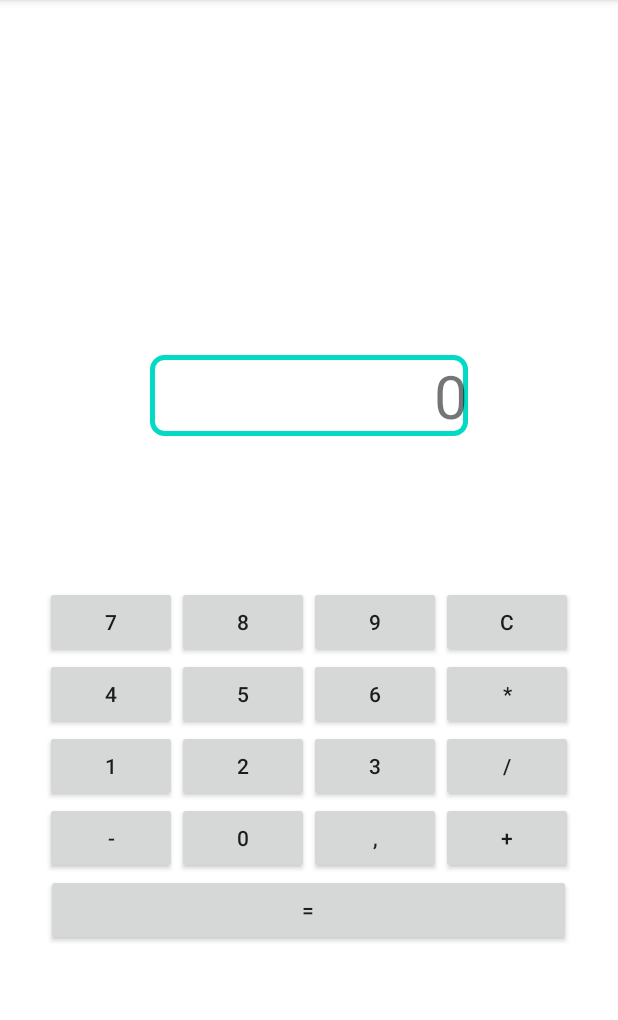
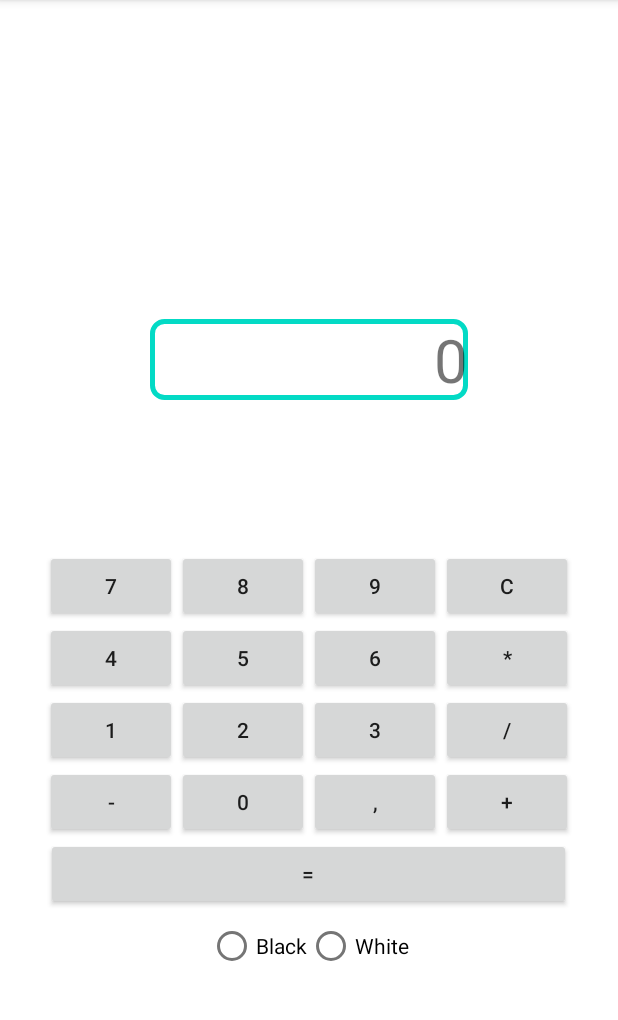
Before and after one commit to Chelt0n/gb_lessons, an Android app: the screen it shows after launch (MainActivity), after a tap on "CALCULATE", on a phone screen of 412 x 824 dp, the part 84-1104 px from its top. Run offline under Robolectric (Android 15) with nearby library versions, the phone set to English and light mode, and no system bars.

Commit message:
С помощью костылей добавил темы для всех активити интент-фильтр крашит у меня весь манифест завтра доделаю"

```diff
--- a/app/src/main/java/com/example/calculate/MainActivity.java
+++ b/app/src/main/java/com/example/calculate/MainActivity.java
@@ -8,11 +8,16 @@ import android.content.SharedPreferences;
 import android.os.Bundle;
 import android.view.View;
 import android.widget.Button;
+import android.widget.RadioButton;
 import android.widget.TextView;
 
 
-public class MainActivity extends AppCompatActivity implements View.OnClickListener {
+public class MainActivity extends AppCompatActivity implements View.OnClickListener  {
     static String TAG = "Counters";
+    final static int whiteTheme = 1;
+    final static int blackTheme = 2;
+    static final String KEY_SP = "sp";
+    static final String KEY_CURRENT_THEME = "current_theme";
 
     TextView textView;
     Button zero;
@@ -26,6 +31,8 @@ public class MainActivity extends AppCompatActivity implements View.OnClickListe
     Button eight;
     Button nine;
     Counters counters;
+    RadioButton whiteButton;
+    RadioButton blackButton;
 
     @Override
     protected void onCreate(Bundle savedInstanceState) {
@@ -33,17 +40,28 @@ public class MainActivity extends AppCompatActivity implements View.OnClickListe
         setTheme(getRealStyle(getCurrentTheme()));
         setContentView(R.layout.activity_main);
         initView();
+        theme();
         initListener();
         counters = new Counters();
 
     }
 
+    private void theme() {
+        switch (getCurrentTheme()) {
+            case 1:
+                whiteButton.setChecked(true);
+                break;
+            case 2:
+                blackButton.setChecked(true);
+                break;
+        }
+    }
 
     private int getRealStyle(int currentTheme) {
         switch (currentTheme) {
-            case Settings.whiteTheme:
+            case whiteTheme:
                 return R.style.whiteTheme;
-            case Settings.blackTheme:
+            case blackTheme:
                 return R.style.blackTheme;
 
             default:
@@ -51,12 +69,25 @@ public class MainActivity extends AppCompatActivity implements View.OnClickListe
         }
     }
 
+    private void setCurrentTheme(int currentTheme) {
+        SharedPreferences sharedPreferences = getSharedPreferences(KEY_SP, MODE_PRIVATE);
+        SharedPreferences.Editor editor = sharedPreferences.edit();
+        editor.putInt(KEY_CURRENT_THEME, currentTheme);
+        editor.apply();
+    }
 
     private int getCurrentTheme() {
-        SharedPreferences sharedPreferences = getSharedPreferences(Settings.KEY_SP, MODE_PRIVATE);
-        return (sharedPreferences.getInt(Settings.KEY_CURRENT_THEME, -1));
+        SharedPreferences sharedPreferences = getSharedPreferences(KEY_SP, MODE_PRIVATE);
+        return (sharedPreferences.getInt(KEY_CURRENT_THEME, -1));
     }
 
+
+    @Override
+    public void onSaveInstanceState(@NonNull Bundle instanceState) {
+        super.onSaveInstanceState(instanceState);
+        instanceState.putSerializable(TAG, counters);
+
+    }
 
     @Override
     protected void onRestoreInstanceState(@NonNull Bundle instanceState) {
@@ -81,6 +112,20 @@ public class MainActivity extends AppCompatActivity implements View.OnClickListe
         seven.setOnClickListener(this);
         eight.setOnClickListener(this);
         nine.setOnClickListener(this);
+        whiteButton.setOnClickListener(new View.OnClickListener() {
+            @Override
+            public void onClick(View v) {
+                setCurrentTheme(whiteTheme);
+                recreate();
+            }
+        });
+        blackButton.setOnClickListener(new View.OnClickListener() {
+            @Override
+            public void onClick(View v) {
+                setCurrentTheme(blackTheme);
+                recreate();
+            }
+        });
     }
 
     private void initView() {
@@ -95,6 +140,8 @@ public class MainActivity extends AppCompatActivity implements View.OnClickListe
         seven = findViewById(R.id.seven);
         eight = findViewById(R.id.eight);
         nine = findViewById(R.id.nine);
+        whiteButton = findViewById(R.id.whiteTheme);
+        blackButton = findViewById(R.id.blackTheme);
     }
 
 
--- a/app/src/main/java/com/example/calculate/MainMenu.java
+++ b/app/src/main/java/com/example/calculate/MainMenu.java
@@ -1,10 +1,9 @@
 package com.example.calculate;
 
-
+import androidx.annotation.NonNull;
 import androidx.appcompat.app.AppCompatActivity;
 
 import android.content.Intent;
-import android.content.SharedPreferences;
 import android.os.Bundle;
 import android.view.View;
 import android.widget.Button;
@@ -17,7 +16,6 @@ public class MainMenu extends AppCompatActivity {
     @Override
     protected void onCreate(Bundle savedInstanceState) {
         super.onCreate(savedInstanceState);
-        setTheme(getRealStyle(getCurrentTheme()));
         setContentView(R.layout.activity_menu);
         calculate = findViewById(R.id.calculate);
         settings = findViewById(R.id.settings);
@@ -39,21 +37,4 @@ public class MainMenu extends AppCompatActivity {
 
     }
 
-    private int getCurrentTheme() {
-        SharedPreferences sharedPreferences = getSharedPreferences(Settings.KEY_SP, MODE_PRIVATE);
-        return (sharedPreferences.getInt(Settings.KEY_CURRENT_THEME, -1));
-    }
-
-    private int getRealStyle(int currentTheme) {
-        switch (currentTheme) {
-            case Settings.whiteTheme:
-                return R.style.whiteTheme;
-            case Settings.blackTheme:
-                return R.style.blackTheme;
-
-            default:
-                return 0;
-        }
-    }
-
 }
--- a/app/src/main/java/com/example/calculate/Settings.java
+++ b/app/src/main/java/com/example/calculate/Settings.java
@@ -1,5 +1,6 @@
 package com.example.calculate;
 
+import androidx.annotation.NonNull;
 import androidx.appcompat.app.AppCompatActivity;
 
 import android.content.Intent;
@@ -9,7 +10,7 @@ import android.view.View;
 import android.widget.Button;
 import android.widget.RadioButton;
 
-public class Settings extends AppCompatActivity {
+public class Settings extends AppCompatActivity  {
     final static int whiteTheme = 1;
     final static int blackTheme = 2;
     Button back;
@@ -57,6 +58,7 @@ public class Settings extends AppCompatActivity {
         });
 
 
+
     }
 
     private void setCurrentTheme(int currentTheme) {
@@ -70,7 +72,6 @@ public class Settings extends AppCompatActivity {
         SharedPreferences sharedPreferences = getSharedPreferences(KEY_SP, MODE_PRIVATE);
         return (sharedPreferences.getInt(KEY_CURRENT_THEME, -1));
     }
-
     private int getRealStyle(int currentTheme) {
         switch (currentTheme) {
             case whiteTheme:
--- a/app/src/main/res/layout-land/activity_main.xml
+++ b/app/src/main/res/layout-land/activity_main.xml
@@ -14,10 +14,11 @@
         android:layout_width="300dp"
         android:layout_height="wrap_content"
         android:layout_margin="10dp"
+        android:gravity="right"
         android:background="@drawable/input_text"
-        android:gravity="right"
         android:text="@string/textView"
         android:textSize="@dimen/textViewSize" />
+
 
 
     <LinearLayout
@@ -156,5 +157,29 @@
 
     </LinearLayout>
 
+    <LinearLayout
+        android:layout_width="wrap_content"
+        android:layout_height="wrap_content">
+
+        <RadioGroup
+            android:layout_width="wrap_content"
+            android:layout_height="wrap_content"
+            android:orientation="horizontal">
+
+            <RadioButton
+                android:id="@+id/blackTheme"
+                android:layout_width="wrap_content"
+                android:layout_height="wrap_content"
+                android:text="@string/black_theme" />
+
+            <RadioButton
+                android:id="@+id/whiteTheme"
+                android:layout_width="wrap_content"
+                android:layout_height="wrap_content"
+                android:text="@string/white_theme" />
+        </RadioGroup>
+
+
+    </LinearLayout>
 
 </LinearLayout>
--- a/app/src/main/res/layout/activity_main.xml
+++ b/app/src/main/res/layout/activity_main.xml
@@ -14,8 +14,8 @@
         android:layout_width="match_parent"
         android:layout_height="wrap_content"
         android:layout_margin="100dp"
+        android:gravity="right"
         android:background="@drawable/input_text"
-        android:gravity="right"
         android:text="@string/textView"
         android:textSize="@dimen/textViewSize" />
 
@@ -156,5 +156,30 @@
 
     </LinearLayout>
 
+    <LinearLayout
+        android:layout_width="wrap_content"
+        android:layout_height="wrap_content">
+
+        <RadioGroup
+            android:layout_width="wrap_content"
+            android:layout_height="wrap_content"
+            android:orientation="horizontal">
+
+            <RadioButton
+                android:id="@+id/blackTheme"
+                android:layout_width="wrap_content"
+                android:layout_height="wrap_content"
+                android:text="@string/black_theme" />
+
+            <RadioButton
+                android:id="@+id/whiteTheme"
+                android:layout_width="wrap_content"
+                android:layout_height="wrap_content"
+                android:text="@string/white_theme" />
+        </RadioGroup>
+
+
+    </LinearLayout>
+
 
 </LinearLayout>
--- a/app/src/main/res/values/dimens.xml
+++ b/app/src/main/res/values/dimens.xml
@@ -2,5 +2,5 @@
 <resources>
     <dimen name="button_text_size">35sp</dimen>
     <dimen name="textViewSize">40sp</dimen>
-    <dimen name="buttonWightSize">250dp</dimen>
+    <dimen name="buttonWightSize">200dp</dimen>
 </resources>
```
